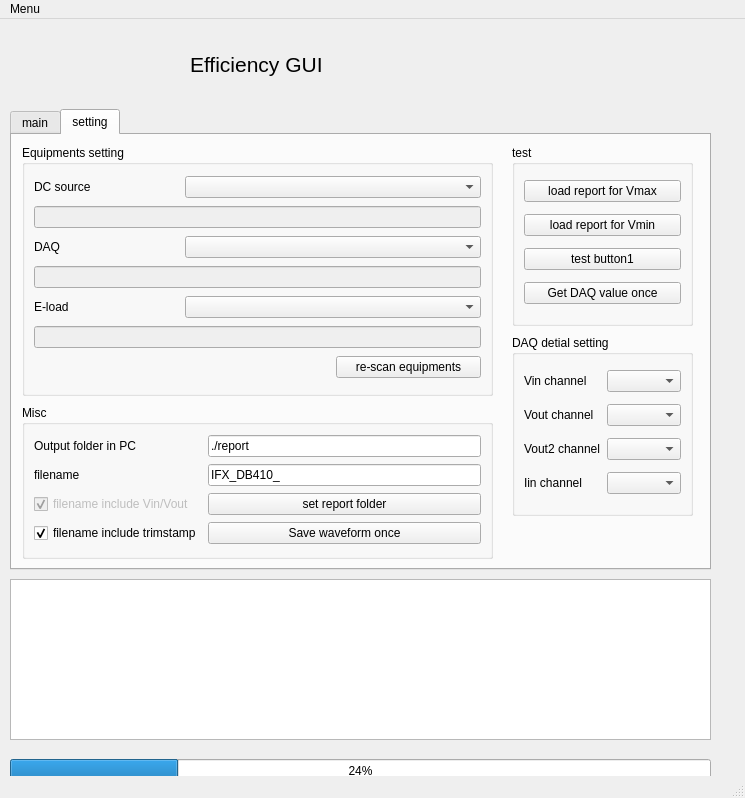
First picture: the form in efficiency_ui.ui, repository a9202507/PySide2_efficiency_measurement, before the edit.
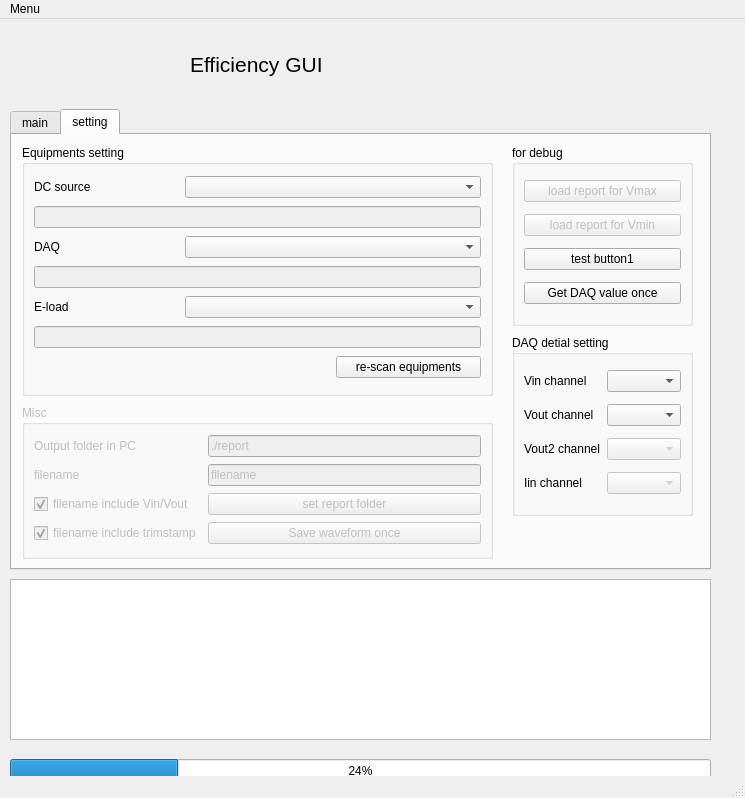
Second picture: the form after the edit. The open tabs and pages were chosen to show the change. Icons and pictures are not drawn.

Patch:
```diff
--- a/efficiency_ui.ui
+++ b/efficiency_ui.ui
@@ -556,6 +556,9 @@
       </layout>
      </widget>
      <widget class="QGroupBox" name="groupBox_4">
+      <property name="enabled">
+       <bool>false</bool>
+      </property>
       <property name="geometry">
        <rect>
         <x>10</x>
@@ -604,7 +607,7 @@
        <item row="2" column="2">
         <widget class="QPushButton" name="pushButton_11">
          <property name="enabled">
-          <bool>true</bool>
+          <bool>false</bool>
          </property>
          <property name="text">
           <string>set report folder</string>
@@ -624,7 +627,7 @@
        <item row="3" column="2">
         <widget class="QPushButton" name="pushButton_7">
          <property name="enabled">
-          <bool>true</bool>
+          <bool>false</bool>
          </property>
          <property name="text">
           <string>Save waveform once</string>
@@ -634,7 +637,7 @@
        <item row="0" column="2">
         <widget class="QLineEdit" name="lineEdit_27">
          <property name="enabled">
-          <bool>true</bool>
+          <bool>false</bool>
          </property>
          <property name="text">
           <string>./report</string>
@@ -650,7 +653,7 @@
        <item row="1" column="2">
         <widget class="QLineEdit" name="lineEdit_7">
          <property name="text">
-          <string>IFX_DB410_</string>
+          <string>filename</string>
          </property>
         </widget>
        </item>
@@ -666,13 +669,13 @@
        </rect>
       </property>
       <property name="title">
-       <string>test</string>
+       <string>for debug</string>
       </property>
       <layout class="QVBoxLayout" name="verticalLayout">
        <item>
         <widget class="QPushButton" name="pushButton_9">
          <property name="enabled">
-          <bool>true</bool>
+          <bool>false</bool>
          </property>
          <property name="text">
           <string>load report for Vmax</string>
@@ -682,7 +685,7 @@
        <item>
         <widget class="QPushButton" name="pushButton_10">
          <property name="enabled">
-          <bool>true</bool>
+          <bool>false</bool>
          </property>
          <property name="text">
           <string>load report for Vmin</string>
@@ -791,7 +794,11 @@
         </widget>
        </item>
        <item row="3" column="1" colspan="2">
-        <widget class="QComboBox" name="comboBox_6"/>
+        <widget class="QComboBox" name="comboBox_6">
+         <property name="enabled">
+          <bool>false</bool>
+         </property>
+        </widget>
        </item>
        <item row="0" column="0">
         <widget class="QLabel" name="label_20">
@@ -802,6 +809,9 @@
        </item>
        <item row="2" column="1" colspan="2">
         <widget class="QComboBox" name="comboBox_5">
+         <property name="enabled">
+          <bool>false</bool>
+         </property>
          <item>
           <property name="text">
            <string/>
```
Left out of the diff: 16 changed lines with no effect on the pictures.
